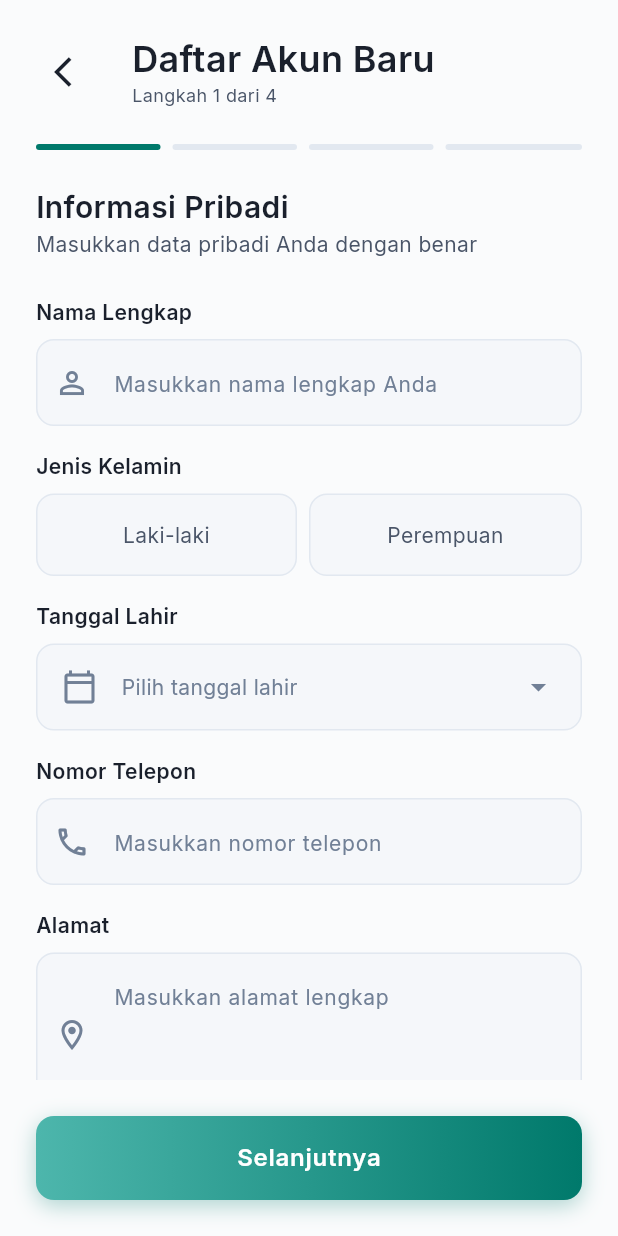
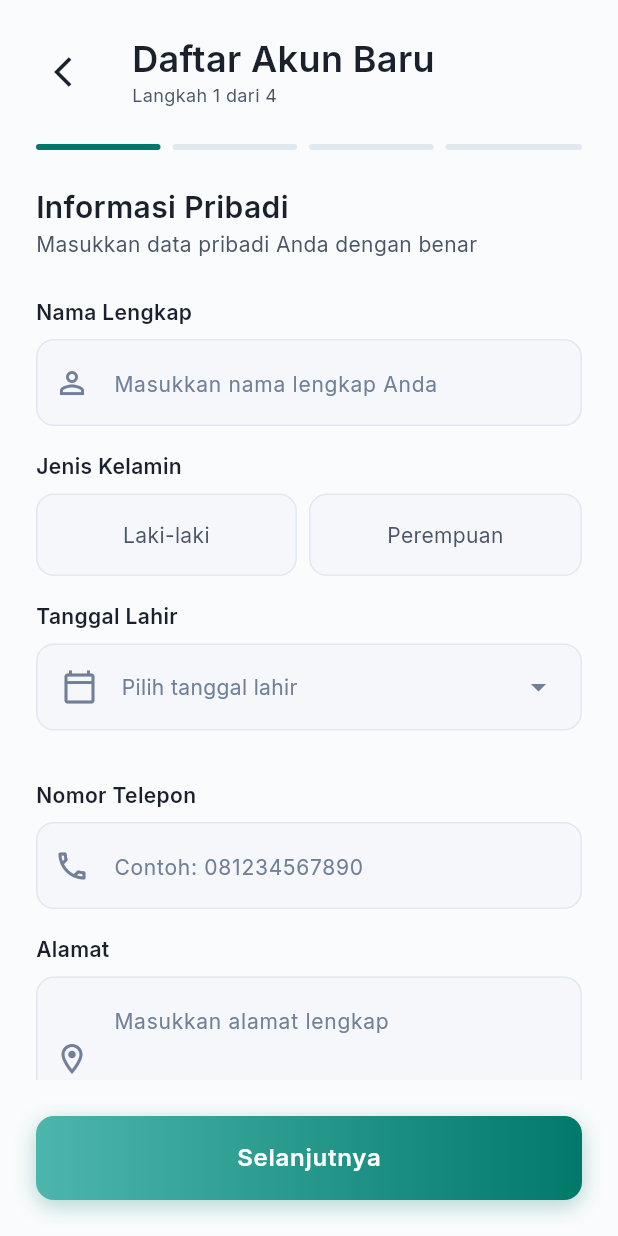
Before and after one commit to difadlyaulhaq/SIGAP, a Flutter app: the screen it shows after launch, after a tap on "Daftar Sekarang", on a phone screen of 412 x 824 dp. Run offline on Flutter 3.47's test engine with Material 3 defaults, Android fonts, the phone set to English and light mode, and no system bars; our stand-ins replace bloc, camera, cloud_firestore, curved_navigation_bar, firebase_auth, firebase_core and 11 more; accounts and stored records are empty; generated files the repository leaves out were written again.

Commit message:
feat: modify login & signup for better exsperience

```diff
--- a/lib/pages/login_screen.dart
+++ b/lib/pages/login_screen.dart
@@ -242,17 +242,23 @@ class _LoginScreenState extends State<LoginScreen> with TickerProviderStateMixin
    Widget _buildLoginButton() {
     return BlocBuilder<AuthBloc, AuthState>(
       builder: (context, state) {
+        // --- PERBAIKAN DI SINI ---
+        // Loading akan aktif hanya jika state adalah AuthLoading.
+        // Jika state adalah AuthFailure atau lainnya, loading akan berhenti.
         final isLoading = state is AuthLoading;
+
         return Container(
           height: 56,
           decoration: BoxDecoration(
+            // Jika sedang loading, buat gradien menjadi abu-abu. Jika tidak, gunakan gradien utama.
             gradient: LinearGradient(
               begin: Alignment.centerLeft,
               end: Alignment.centerRight,
-              colors: primaryGradient,
+              colors: isLoading ? [Colors.grey, Colors.grey.shade400] : primaryGradient,
             ),
             borderRadius: mediumRadius,
             boxShadow: [
+              if (!isLoading) // Hanya tampilkan bayangan jika tidak sedang loading
                 BoxShadow(
                   color: primaryColor.withOpacity(0.3),
                   blurRadius: 12,
--- a/lib/pages/signup_screen.dart
+++ b/lib/pages/signup_screen.dart
@@ -13,7 +13,12 @@ class SignupScreen extends StatefulWidget {
 
 class _SignupScreenState extends State<SignupScreen>
     with TickerProviderStateMixin {
-  final _formKey = GlobalKey<FormState>();
+  final List<GlobalKey<FormState>> _formKeys = [
+    GlobalKey<FormState>(), // Key untuk Personal Info (Langkah 0)
+    GlobalKey<FormState>(), // Key untuk Medical Info (Langkah 1)
+    GlobalKey<FormState>(), // Key untuk Medical History (Langkah 2)
+    GlobalKey<FormState>(), // Key untuk Account (Langkah 3)
+  ];
   final _pageController = PageController();
 
   // Controllers
@@ -128,7 +133,7 @@ class _SignupScreenState extends State<SignupScreen>
   }
 
   void _handleSignup() {
-    if (!_formKey.currentState!.validate()) {
+    if (!_formKeys[3].currentState!.validate()) {
       return;
     }
 
@@ -230,8 +235,8 @@ class _SignupScreenState extends State<SignupScreen>
   }
 
   void _nextStep() {
+   if (_formKeys[_currentStep].currentState!.validate()) {
     if (_currentStep < 3) {
-      if (_formKey.currentState!.validate()) {
       setState(() => _currentStep++);
       _pageController.nextPage(
         duration: AppDurations.medium,
@@ -240,6 +245,7 @@ class _SignupScreenState extends State<SignupScreen>
     }
   }
 }
+
 
   void _previousStep() {
     if (_currentStep > 0) {
@@ -273,18 +279,27 @@ class _SignupScreenState extends State<SignupScreen>
                   _buildAppBar(),
                   _buildProgressIndicator(),
                     Expanded(
-                    child: Form(
-                      key: _formKey,
                       child: PageView(
                         controller: _pageController,
                         physics: const NeverScrollableScrollPhysics(),
                         children: [
-                          _buildPersonalInfoStep(),
-                          _buildMedicalInfoStep(),
-                          _buildMedicalHistoryStep(),
-                          _buildAccountStep(),
+                          Form(
+                            key: _formKeys[0],
+                            child: _buildPersonalInfoStep(),
+                          ),
+                          Form(
+                            key: _formKeys[1],
+                            child: _buildMedicalInfoStep(),
+                          ),
+                          Form(
+                            key: _formKeys[2],
+                            child: _buildMedicalHistoryStep(),
+                          ),
+                          Form(
+                            key: _formKeys[3],
+                            child: _buildAccountStep(),
+                          ),
                         ],
-                      ),
                       ),
                     ),
                   _buildNavigationButtons(),
@@ -292,8 +307,8 @@ class _SignupScreenState extends State<SignupScreen>
               ),
             ),
           ),
-        ),
-      ),
+        )
+      )
     );
   }
 
@@ -372,18 +387,20 @@ class _SignupScreenState extends State<SignupScreen>
           const SizedBox(height: AppSpacing.md),
           _buildDatePicker(),
           const SizedBox(height: AppSpacing.md),
+                   const SizedBox(height: AppSpacing.md),
           _buildTextField(
             controller: _phoneController,
             label: 'Nomor Telepon',
-            hint: 'Masukkan nomor telepon',
+            hint: 'Contoh: 081234567890',
             prefixIcon: Icons.phone_outlined,
             keyboardType: TextInputType.phone,
             validator: (value) {
               if (value == null || value.isEmpty) {
                 return 'Nomor telepon tidak boleh kosong';
               }
-              if (value.length < 10) {
-                return 'Nomor telepon minimal 10 digit';
+              final phoneRegExp = RegExp(r'^(?:\+62|62|0)8[1-9][0-9]{7,11}$');
+              if (!phoneRegExp.hasMatch(value)) {
+                return 'Format nomor telepon tidak valid. Gunakan 08... atau +62...';
               }
               return null;
             },
```
Lines whose indentation alone changed are shown as unchanged.
